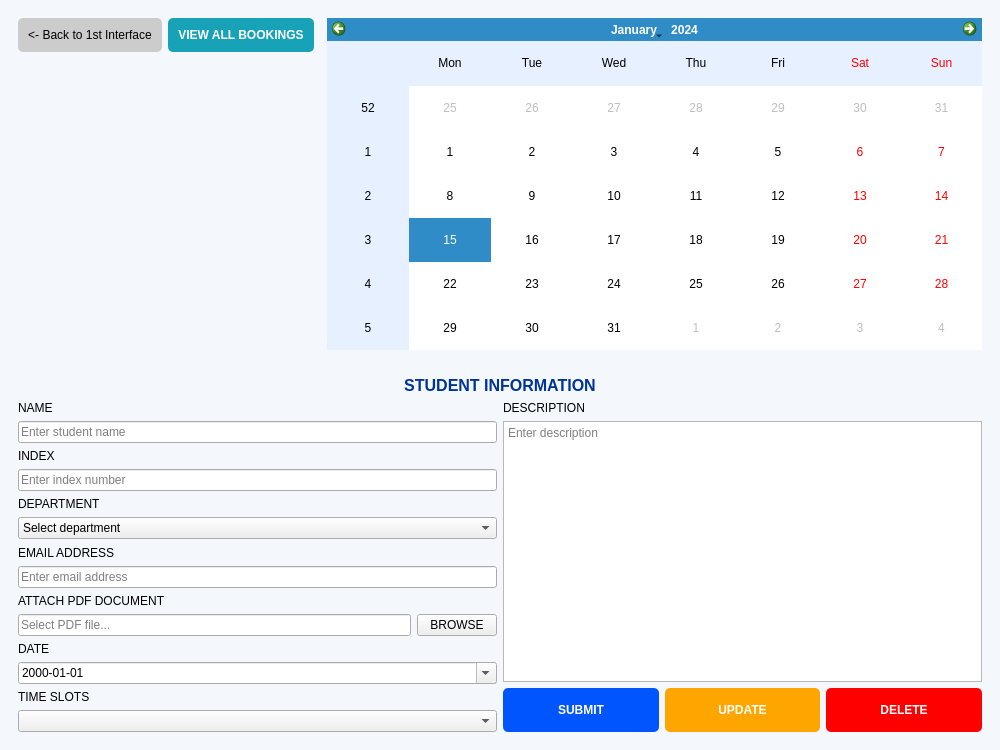
First picture: the form in mainwindow.ui, repository PPAS-Rashmika/SYNCLAB-Centralized-Workshop-Laboratory-Allocation-Platform, before the edit.
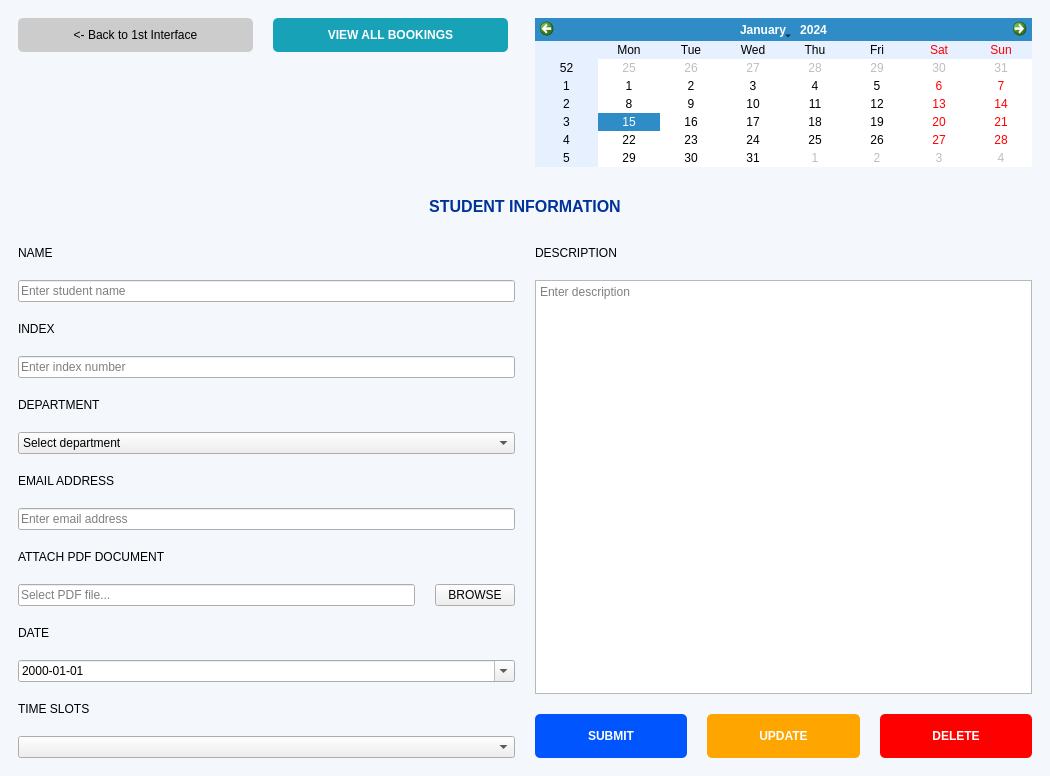
Second picture: the form after the edit. The open tabs and pages were chosen to show the change.

Commit message: change the calendar size

What changed in the file:
```diff
--- a/mainwindow.ui
+++ b/mainwindow.ui
@@ -6,7 +6,7 @@
    <rect>
     <x>0</x>
     <y>0</y>
-    <width>1000</width>
+    <width>1050</width>
     <height>750</height>
    </rect>
   </property>
@@ -45,8 +45,12 @@
        </layout>
       </widget>
       <widget class="QWidget" name="page2">
-       <layout class="QVBoxLayout" name="verticalLayout_3">
-        <item>
+       <layout class="QGridLayout" name="gridLayout_2">
+        <property name="horizontalSpacing"><number>20</number></property>
+        <property name="verticalSpacing"><number>20</number></property>
+        
+        <!-- Row 0, Column 0: Top Left Buttons -->
+        <item row="0" column="0" alignment="Qt::AlignTop">
          <layout class="QHBoxLayout" name="horizontalLayout">
           <item alignment="Qt::AlignTop">
            <widget class="QPushButton" name="backBtn">
@@ -65,23 +69,33 @@
             <property name="orientation"><enum>Qt::Horizontal</enum></property>
            </spacer>
           </item>
-          <item>
+         </layout>
+        </item>
+        
+        <!-- Row 0, Column 1: Calendar -->
+        <item row="0" column="1">
            <widget class="QCalendarWidget" name="calendar">
+          <property name="sizePolicy">
+           <sizepolicy hsizetype="Expanding" vsizetype="Preferred">
+            <horstretch>0</horstretch>
+            <verstretch>0</verstretch>
+           </sizepolicy>
+          </property>
             <property name="styleSheet"><string>QCalendarWidget QWidget { alternate-background-color: #E6F0FF; }</string></property>
            </widget>
           </item>
-         </layout>
-        </item>
-        <item>
+        
+        <!-- Row 1, Column 0 spanning 2 Columns: Header -->
+        <item row="1" column="0" colspan="2">
          <widget class="QLabel" name="formHeader">
           <property name="text"><string>STUDENT INFORMATION</string></property>
           <property name="alignment"><set>Qt::AlignCenter</set></property>
-          <property name="styleSheet"><string>font-size: 16px; font-weight: bold; color: #003399; margin-top: 20px; text-transform: uppercase;</string></property>
+          <property name="styleSheet"><string>font-size: 16px; font-weight: bold; color: #003399; margin-top: 10px; margin-bottom: 10px; text-transform: uppercase;</string></property>
          </widget>
         </item>
-        <item>
-         <layout class="QHBoxLayout" name="horizontalLayout_2">
-          <item>
+        
+        <!-- Row 2, Column 0: Left Form Inputs -->
+        <item row="2" column="0">
            <layout class="QVBoxLayout" name="leftForm">
             <item><widget class="QLabel" name="label"><property name="text"><string>NAME</string></property></widget></item>
             <item><widget class="QLineEdit" name="nameInput"><property name="placeholderText"><string>Enter student name</string></property></widget></item>
@@ -116,10 +130,22 @@
             <item><widget class="QComboBox" name="timeSlotInput"/></item>
            </layout>
           </item>
-          <item>
+        
+        <!-- Row 2, Column 1: Description & Action Buttons -->
+        <item row="2" column="1">
            <layout class="QVBoxLayout" name="rightForm">
             <item><widget class="QLabel" name="label_6"><property name="text"><string>DESCRIPTION</string></property></widget></item>
-            <item><widget class="QTextEdit" name="descriptionInput"><property name="placeholderText"><string>Enter description</string></property></widget></item>
+          <item>
+           <widget class="QTextEdit" name="descriptionInput">
+            <property name="placeholderText"><string>Enter description</string></property>
+            <property name="sizePolicy">
+             <sizepolicy hsizetype="Expanding" vsizetype="Expanding">
+              <horstretch>0</horstretch>
+              <verstretch>0</verstretch>
+             </sizepolicy>
+            </property>
+           </widget>
+          </item>
             <item>
              <layout class="QHBoxLayout" name="actionButtonsLayout">
               <item>
@@ -144,8 +170,7 @@
             </item>
            </layout>
           </item>
-         </layout>
-        </item>
+        
        </layout>
       </widget>
      </widget>
```
Left out of the diff: 2 changed lines with no effect on the pictures. Lines whose indentation alone changed are shown as unchanged.
